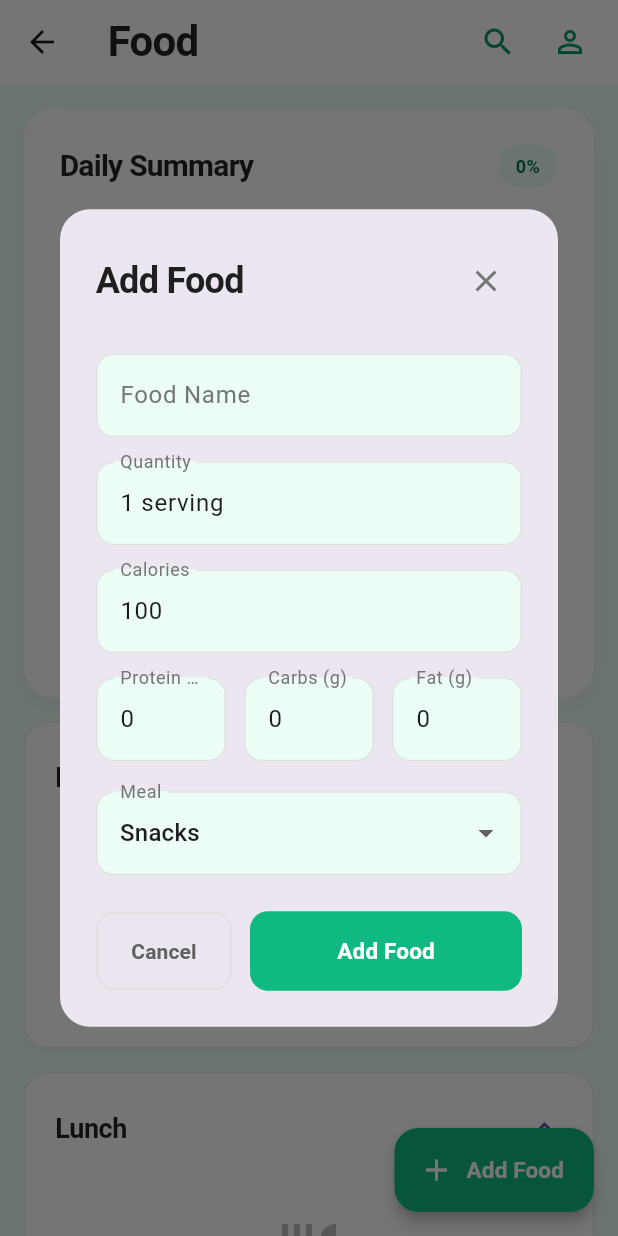
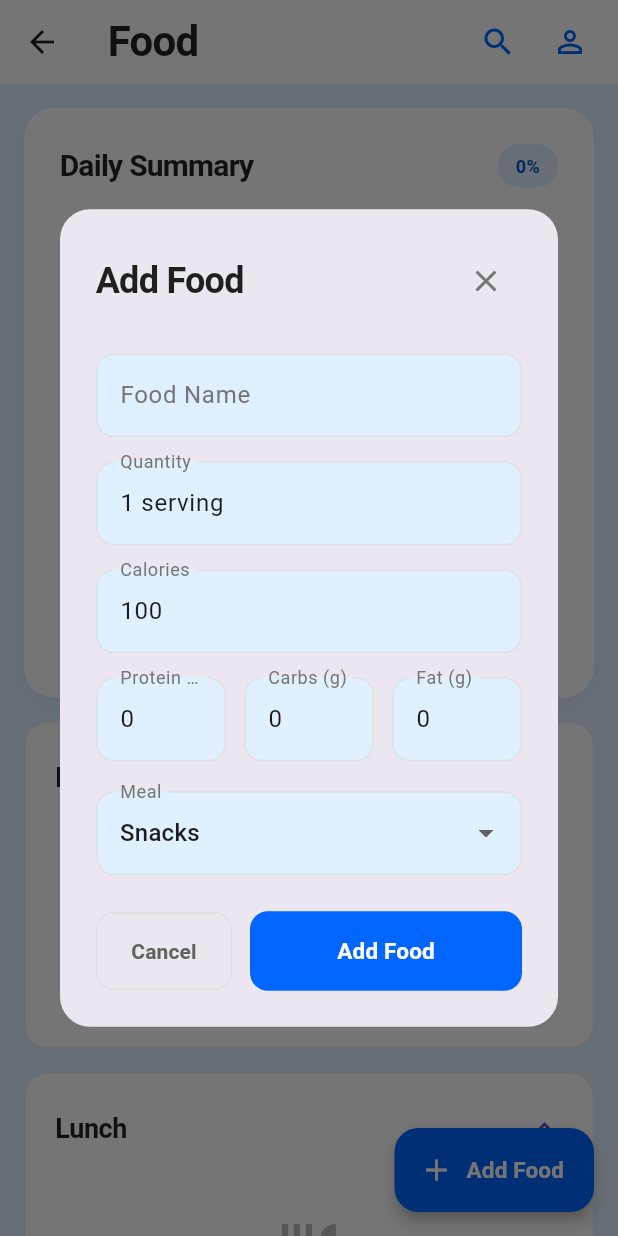
Before and after one commit to UGSNBandara/fitness-tracker, a Flutter app: the FoodScreen screen opened directly, after a tap on "Add Food", on a phone screen of 412 x 824 dp. Run offline on Flutter 3.47's test engine with Material 3 defaults, Android fonts, the phone set to English and light mode, and no system bars; our stand-ins replace cloud_firestore, firebase_auth, firebase_core, firebase_storage, image_picker, youtube_player_flutter; accounts and stored records are empty.

Commit message:
food screen theme and profile screen

```diff
--- a/lib/screens/food_screen.dart
+++ b/lib/screens/food_screen.dart
@@ -22,12 +22,11 @@ class _FoodScreenState extends State<FoodScreen> {
   bool _isLoading = true;
   final int _dailyGoal = 2000;
 
-  // Premium green color theme
-  static const Color _primaryGreen = Color(0xFF10B981); // emerald-500
-  static const Color _darkGreen = Color(0xFF059669); // emerald-600
-  static const Color _lightGreen = Color(0xFF34D399); // emerald-400
-  static const Color _bgGreen = Color(0xFFECFDF5); // emerald-50
-  static const Color _textGreen = Color(0xFF047857); // emerald-700
+  // Energetic Blue Theme Colors (matching exercise_screen.dart)
+  static const Color _primaryBlue = Color(0xFF0066FF); // Vibrant blue
+  static const Color _lightBlue = Color(0xFFE0F0FF); // Light blue background
+  static const Color _darkBlue = Color(0xFF0052CC); // Dark blue
+  static const Color _accentBlue = Color(0xFF00B4FF); // Cyan accent
 
   @override
   void initState() {
@@ -125,7 +124,7 @@ class _FoodScreenState extends State<FoodScreen> {
                       labelText: 'Food Name',
                       labelStyle: TextStyle(color: Colors.grey[600]),
                       filled: true,
-                      fillColor: _bgGreen,
+                      fillColor: _lightBlue,
                       border: OutlineInputBorder(
                         borderRadius: BorderRadius.circular(12),
                         borderSide: BorderSide(color: Colors.grey[300]!),
@@ -136,7 +135,7 @@ class _FoodScreenState extends State<FoodScreen> {
                       ),
                       focusedBorder: OutlineInputBorder(
                         borderRadius: BorderRadius.circular(12),
-                        borderSide: BorderSide(color: _primaryGreen, width: 2),
+                        borderSide: BorderSide(color: _primaryBlue, width: 2),
                       ),
                     ),
                 ),
@@ -147,7 +146,7 @@ class _FoodScreenState extends State<FoodScreen> {
                       labelText: 'Quantity',
                       labelStyle: TextStyle(color: Colors.grey[600]),
                       filled: true,
-                      fillColor: _bgGreen,
+                      fillColor: _lightBlue,
                       border: OutlineInputBorder(
                         borderRadius: BorderRadius.circular(12),
                         borderSide: BorderSide(color: Colors.grey[300]!),
@@ -158,7 +157,7 @@ class _FoodScreenState extends State<FoodScreen> {
                       ),
                       focusedBorder: OutlineInputBorder(
                         borderRadius: BorderRadius.circular(12),
-                        borderSide: BorderSide(color: _primaryGreen, width: 2),
+                        borderSide: BorderSide(color: _primaryBlue, width: 2),
                       ),
                     ),
                 ),
@@ -170,7 +169,7 @@ class _FoodScreenState extends State<FoodScreen> {
                       labelText: 'Calories',
                       labelStyle: TextStyle(color: Colors.grey[600]),
                       filled: true,
-                      fillColor: _bgGreen,
+                      fillColor: _lightBlue,
                       border: OutlineInputBorder(
                         borderRadius: BorderRadius.circular(12),
                         borderSide: BorderSide(color: Colors.grey[300]!),
@@ -181,7 +180,7 @@ class _FoodScreenState extends State<FoodScreen> {
                       ),
                       focusedBorder: OutlineInputBorder(
                         borderRadius: BorderRadius.circular(12),
-                        borderSide: BorderSide(color: _primaryGreen, width: 2),
+                        borderSide: BorderSide(color: _primaryBlue, width: 2),
                       ),
                     ),
                 ),
@@ -196,7 +195,7 @@ class _FoodScreenState extends State<FoodScreen> {
                           labelText: 'Protein (g)',
                           labelStyle: TextStyle(color: Colors.grey[600]),
                           filled: true,
-                          fillColor: _bgGreen,
+                          fillColor: _lightBlue,
                           border: OutlineInputBorder(
                             borderRadius: BorderRadius.circular(12),
                             borderSide: BorderSide(color: Colors.grey[300]!),
@@ -207,7 +206,7 @@ class _FoodScreenState extends State<FoodScreen> {
                           ),
                           focusedBorder: OutlineInputBorder(
                             borderRadius: BorderRadius.circular(12),
-                            borderSide: BorderSide(color: _primaryGreen, width: 2),
+                            borderSide: BorderSide(color: _primaryBlue, width: 2),
                           ),
                         ),
                       ),
@@ -221,7 +220,7 @@ class _FoodScreenState extends State<FoodScreen> {
                           labelText: 'Carbs (g)',
                           labelStyle: TextStyle(color: Colors.grey[600]),
                           filled: true,
-                          fillColor: _bgGreen,
+                          fillColor: _lightBlue,
                           border: OutlineInputBorder(
                             borderRadius: BorderRadius.circular(12),
                             borderSide: BorderSide(color: Colors.grey[300]!),
@@ -232,7 +231,7 @@ class _FoodScreenState extends State<FoodScreen> {
                           ),
                           focusedBorder: OutlineInputBorder(
                             borderRadius: BorderRadius.circular(12),
-                            borderSide: BorderSide(color: _primaryGreen, width: 2),
+                            borderSide: BorderSide(color: _primaryBlue, width: 2),
                           ),
                         ),
                       ),
@@ -246,7 +245,7 @@ class _FoodScreenState extends State<FoodScreen> {
                           labelText: 'Fat (g)',
                           labelStyle: TextStyle(color: Colors.grey[600]),
                           filled: true,
-                          fillColor: _bgGreen,
+                          fillColor: _lightBlue,
                           border: OutlineInputBorder(
                             borderRadius: BorderRadius.circular(12),
                             borderSide: BorderSide(color: Colors.grey[300]!),
@@ -257,7 +256,7 @@ class _FoodScreenState extends State<FoodScreen> {
                           ),
                           focusedBorder: OutlineInputBorder(
                             borderRadius: BorderRadius.circular(12),
-                            borderSide: BorderSide(color: _primaryGreen, width: 2),
+                            borderSide: BorderSide(color: _primaryBlue, width: 2),
                           ),
                         ),
                       ),
@@ -279,7 +278,7 @@ class _FoodScreenState extends State<FoodScreen> {
                       labelText: 'Meal',
                       labelStyle: TextStyle(color: Colors.grey[600]),
                       filled: true,
-                      fillColor: _bgGreen,
+                      fillColor: _lightBlue,
                       border: OutlineInputBorder(
                         borderRadius: BorderRadius.circular(12),
                         borderSide: BorderSide(color: Colors.grey[300]!),
@@ -290,7 +289,7 @@ class _FoodScreenState extends State<FoodScreen> {
                       ),
                       focusedBorder: OutlineInputBorder(
                         borderRadius: BorderRadius.circular(12),
-                        borderSide: BorderSide(color: _primaryGreen, width: 2),
+                        borderSide: BorderSide(color: _primaryBlue, width: 2),
                       ),
                     ),
                 ),
@@ -339,7 +338,7 @@ class _FoodScreenState extends State<FoodScreen> {
                           Navigator.of(context).pop();
                         },
                         style: ElevatedButton.styleFrom(
-                          backgroundColor: _primaryGreen,
+                          backgroundColor: _primaryBlue,
                           foregroundColor: Colors.white,
                           padding: const EdgeInsets.symmetric(vertical: 16),
                           shape: RoundedRectangleBorder(
@@ -371,7 +370,7 @@ class _FoodScreenState extends State<FoodScreen> {
   Widget build(BuildContext context) {
     if (_isLoading) {
       return Scaffold(
-        backgroundColor: _bgGreen,
+        backgroundColor: _lightBlue,
         appBar: AppBar(
           elevation: 0,
           backgroundColor: Colors.white,
@@ -393,7 +392,7 @@ class _FoodScreenState extends State<FoodScreen> {
     final remaining = (_dailyGoal - _totalCalories).clamp(0, _dailyGoal);
 
     return Scaffold(
-      backgroundColor: _bgGreen,
+      backgroundColor: _lightBlue,
       appBar: AppBar(
         elevation: 0,
         backgroundColor: Colors.white,
@@ -409,12 +408,12 @@ class _FoodScreenState extends State<FoodScreen> {
         actions: [
           IconButton(
             onPressed: () {},
-            icon: Icon(Icons.search, color: _darkGreen),
+            icon: Icon(Icons.search, color: _primaryBlue),
             tooltip: 'Search',
           ),
           IconButton(
             onPressed: () {},
-            icon: Icon(Icons.person_outline, color: _darkGreen),
+            icon: Icon(Icons.person_outline, color: _primaryBlue),
             tooltip: 'Profile',
           ),
           const SizedBox(width: 8),
@@ -457,7 +456,7 @@ class _FoodScreenState extends State<FoodScreen> {
                       Container(
                         padding: const EdgeInsets.symmetric(horizontal: 12, vertical: 6),
                         decoration: BoxDecoration(
-                          color: _bgGreen,
+                          color: _lightBlue,
                           borderRadius: BorderRadius.circular(20),
                         ),
                         child: Text(
@@ -465,7 +464,7 @@ class _FoodScreenState extends State<FoodScreen> {
                           style: TextStyle(
                             fontSize: 12,
                             fontWeight: FontWeight.w600,
-                            color: _textGreen,
+                            color: _darkBlue,
                           ),
                         ),
                       ),
@@ -519,16 +518,16 @@ class _FoodScreenState extends State<FoodScreen> {
                       value: progress,
                       minHeight: 8,
                       backgroundColor: Colors.grey[200],
-                      valueColor: AlwaysStoppedAnimation<Color>(_primaryGreen),
+                      valueColor: AlwaysStoppedAnimation<Color>(_primaryBlue),
                     ),
                   ),
                   const SizedBox(height: 20),
                   Row(
                     mainAxisAlignment: MainAxisAlignment.spaceAround,
                     children: [
-                      _MacroStat(label: 'Protein', value: _totalProtein, color: _primaryGreen),
-                      _MacroStat(label: 'Carbs', value: _totalCarbs, color: _lightGreen),
-                      _MacroStat(label: 'Fat', value: _totalFat, color: _darkGreen),
+                      _MacroStat(label: 'Protein', value: _totalProtein, color: _primaryBlue),
+                      _MacroStat(label: 'Carbs', value: _totalCarbs, color: _accentBlue),
+                      _MacroStat(label: 'Fat', value: _totalFat, color: _darkBlue),
                     ],
                   ),
                 ],
@@ -550,7 +549,7 @@ class _FoodScreenState extends State<FoodScreen> {
       ),
       floatingActionButton: FloatingActionButton.extended(
         onPressed: _showAddFoodDialog,
-        backgroundColor: _primaryGreen,
+        backgroundColor: _primaryBlue,
         foregroundColor: Colors.white,
         elevation: 4,
         icon: const Icon(Icons.add),
@@ -609,7 +608,7 @@ class _FoodScreenState extends State<FoodScreen> {
                 Container(
                   padding: const EdgeInsets.symmetric(horizontal: 10, vertical: 4),
                   decoration: BoxDecoration(
-                    color: _bgGreen,
+                    color: _lightBlue,
                     borderRadius: BorderRadius.circular(12),
                   ),
                   child: Text(
@@ -617,7 +616,7 @@ class _FoodScreenState extends State<FoodScreen> {
                     style: TextStyle(
                       fontSize: 12,
                       fontWeight: FontWeight.w600,
-                      color: _textGreen,
+                      color: _darkBlue,
                     ),
                   ),
                 ),
@@ -705,7 +704,7 @@ class _FoodScreenState extends State<FoodScreen> {
                       labelText: 'Food Name',
                       labelStyle: TextStyle(color: Colors.grey[600]),
                       filled: true,
-                      fillColor: _bgGreen,
+                      fillColor: _lightBlue,
                       border: OutlineInputBorder(
                         borderRadius: BorderRadius.circular(12),
                         borderSide: BorderSide(color: Colors.grey[300]!),
@@ -716,7 +715,7 @@ class _FoodScreenState extends State<FoodScreen> {
                       ),
                       focusedBorder: OutlineInputBorder(
                         borderRadius: BorderRadius.circular(12),
-                        borderSide: BorderSide(color: _primaryGreen, width: 2),
+                        borderSide: BorderSide(color: _primaryBlue, width: 2),
                       ),
                     ),
                 ),
@@ -727,7 +726,7 @@ class _FoodScreenState extends State<FoodScreen> {
                       labelText: 'Quantity',
                       labelStyle: TextStyle(color: Colors.grey[600]),
                       filled: true,
-                      fillColor: _bgGreen,
+                      fillColor: _lightBlue,
                       border: OutlineInputBorder(
                         borderRadius: BorderRadius.circular(12),
                         borderSide: BorderSide(color: Colors.grey[300]!),
@@ -738,7 +737,7 @@ class _FoodScreenState extends State<FoodScreen> {
                       ),
                       focusedBorder: OutlineInputBorder(
                         borderRadius: BorderRadius.circular(12),
-                        borderSide: BorderSide(color: _primaryGreen, width: 2),
+                        borderSide: BorderSide(color: _primaryBlue, width: 2),
                       ),
                     ),
                 ),
@@ -750,7 +749,7 @@ class _FoodScreenState extends State<FoodScreen> {
                       labelText: 'Calories',
                       labelStyle: TextStyle(color: Colors.grey[600]),
                       filled: true,
-                      fillColor: _bgGreen,
+                      fillColor: _lightBlue,
                       border: OutlineInputBorder(
                         borderRadius: BorderRadius.circular(12),
                         borderSide: BorderSide(color: Colors.grey[300]!),
@@ -761,7 +760,7 @@ class _FoodScreenState extends State<FoodScreen> {
                       ),
                       focusedBorder: OutlineInputBorder(
                         borderRadius: BorderRadius.circular(12),
-                        borderSide: BorderSide(color: _primaryGreen, width: 2),
+                        borderSide: BorderSide(color: _primaryBlue, width: 2),
                       ),
                     ),
                 ),
@@ -776,7 +775,7 @@ class _FoodScreenState extends State<FoodScreen> {
                           labelText: 'Protein (g)',
                           labelStyle: TextStyle(color: Colors.grey[600]),
                           filled: true,
-                          fillColor: _bgGreen,
+                          fillColor: _lightBlue,
                           border: OutlineInputBorder(
                             borderRadius: BorderRadius.circular(12),
                             borderSide: BorderSide(color: Colors.grey[300]!),
@@ -787,7 +786,7 @@ class _FoodScreenState extends State<FoodScreen> {
                           ),
                           focusedBorder: OutlineInputBorder(
                             borderRadius: BorderRadius.circular(12),
-                            borderSide: BorderSide(color: _primaryGreen, width: 2),
+                            borderSide: BorderSide(color: _primaryBlue, width: 2),
                           ),
                         ),
                       ),
@@ -801,7 +800,7 @@ class _FoodScreenState extends State<FoodScreen> {
                           labelText: 'Carbs (g)',
                           labelStyle: TextStyle(color: Colors.grey[600]),
                           filled: true,
-                          fillColor: _bgGreen,
+                          fillColor: _lightBlue,
                           border: OutlineInputBorder(
                             borderRadius: BorderRadius.circular(12),
                             borderSide: BorderSide(color: Colors.grey[300]!),
@@ -812,7 +811,7 @@ class _FoodScreenState extends State<FoodScreen> {
                           ),
                           focusedBorder: OutlineInputBorder(
                             borderRadius: BorderRadius.circular(12),
-                            borderSide: BorderSide(color: _primaryGreen, width: 2),
+                            borderSide: BorderSide(color: _primaryBlue, width: 2),
                           ),
                         ),
                       ),
@@ -826,7 +825,7 @@ class _FoodScreenState extends State<FoodScreen> {
                           labelText: 'Fat (g)',
                           labelStyle: TextStyle(color: Colors.grey[600]),
                           filled: true,
-                          fillColor: _bgGreen,
+                          fillColor: _lightBlue,
                           border: OutlineInputBorder(
                             borderRadius: BorderRadius.circular(12),
                             borderSide: BorderSide(color: Colors.grey[300]!),
@@ -837,7 +836,7 @@ class _FoodScreenState extends State<FoodScreen> {
                           ),
                           focusedBorder: OutlineInputBorder(
                             borderRadius: BorderRadius.circular(12),
-                            borderSide: BorderSide(color: _primaryGreen, width: 2),
+                            borderSide: BorderSide(color: _primaryBlue, width: 2),
                           ),
                         ),
                       ),
@@ -892,7 +891,7 @@ class _FoodScreenState extends State<FoodScreen> {
                           Navigator.of(context).pop();
                         },
                         style: ElevatedButton.styleFrom(
-                          backgroundColor: _primaryGreen,
+                          backgroundColor: _primaryBlue,
                           foregroundColor: Colors.white,
                           padding: const EdgeInsets.symmetric(vertical: 16),
                           shape: RoundedRectangleBorder(
--- a/pubspec.yaml
+++ b/pubspec.yaml
@@ -45,6 +45,8 @@ dependencies:
   cloud_firestore: ^5.6.12
   # Firebase Storage (optional, for images/files)
   firebase_storage: ^12.0.0
+  # Image picker for selecting images
+  image_picker: ^1.0.7
 
 dev_dependencies:
   flutter_test:
```
Also changed, not shown: lib/screens/profile_screen.dart (+184 -8 lines), lib/services/profile_picture_service.dart (added, +69 -0 lines), pubspec.lock, 5 other files.
